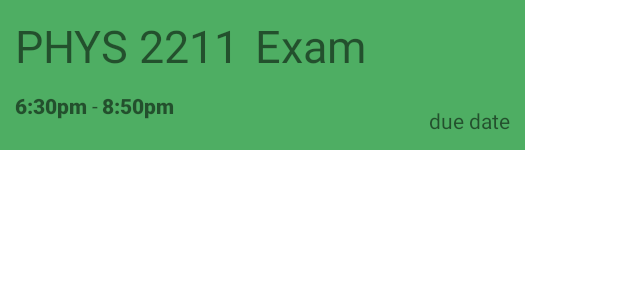
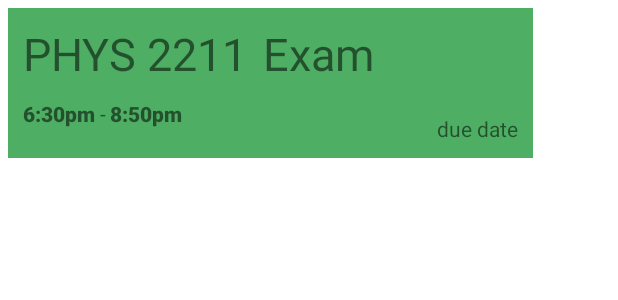
Before and after one commit to pnung/classscheduler, an Android app: the layout exam_item.xml on its own in the app's theme, with its tools: preview values and no code run, on a phone screen of 412 x 824 dp. Shown: the top 300 px of the screen. Run offline under Robolectric (Android 15) with nearby library versions, the phone set to English and light mode, and no system bars.

Commit message:
layout changes

```diff
--- a/app/src/main/res/layout/exam_item.xml
+++ b/app/src/main/res/layout/exam_item.xml
@@ -3,7 +3,7 @@
     xmlns:tools="http://schemas.android.com/tools"
     android:layout_width="350dp"
     android:layout_height="100dp"
-    android:layout_margin="0dp"
+    android:layout_margin="5dp"
     android:layout_marginLeft="5dp"
     android:layout_marginRight="5dp"
     android:background="#4EAE63"
```
